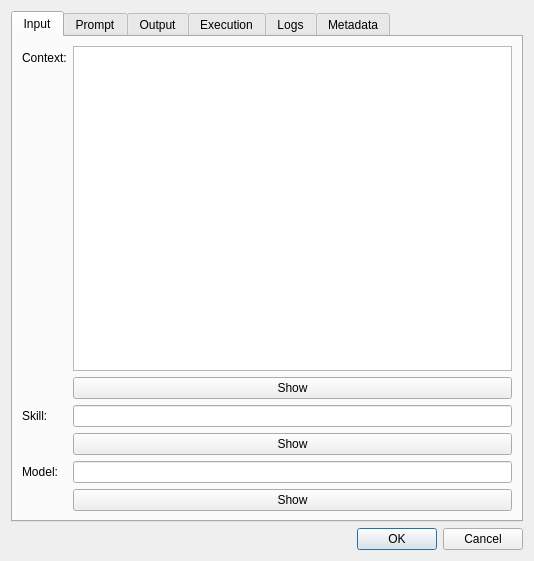
Old version of the form acta_gamma/ui/executionDialog.ui in the repository boucaron/ACTA_Gamma.
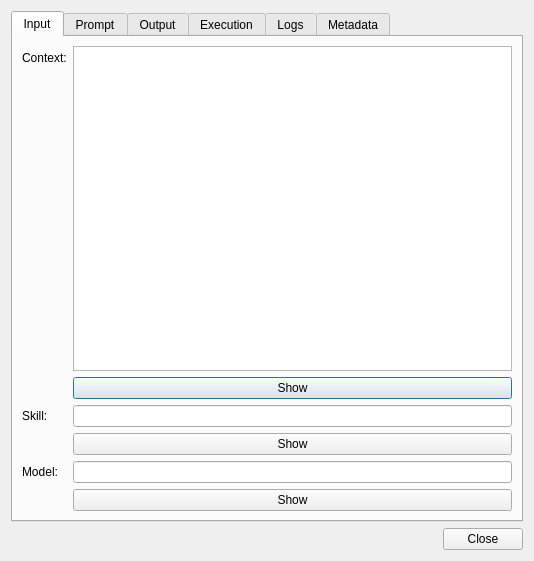
New version of the form.

Commit message:
ui: dialogs are read-only viewers, show only Close button
No new/modify actions exist yet, so drop the Ok/Cancel/Save buttons
from the context/execution/model/skill dialogs and leave a single
Close button (Save was shown but unreachable in any code path).

What changed in the file:
```diff
--- a/acta_gamma/ui/executionDialog.ui
+++ b/acta_gamma/ui/executionDialog.ui
@@ -215,7 +215,7 @@
       <enum>Qt::Orientation::Horizontal</enum>
      </property>
      <property name="standardButtons">
-      <set>QDialogButtonBox::StandardButton::Cancel|QDialogButtonBox::StandardButton::Ok</set>
+      <set>QDialogButtonBox::StandardButton::Close</set>
      </property>
     </widget>
    </item>
```
The commit also changes 3 other files.
